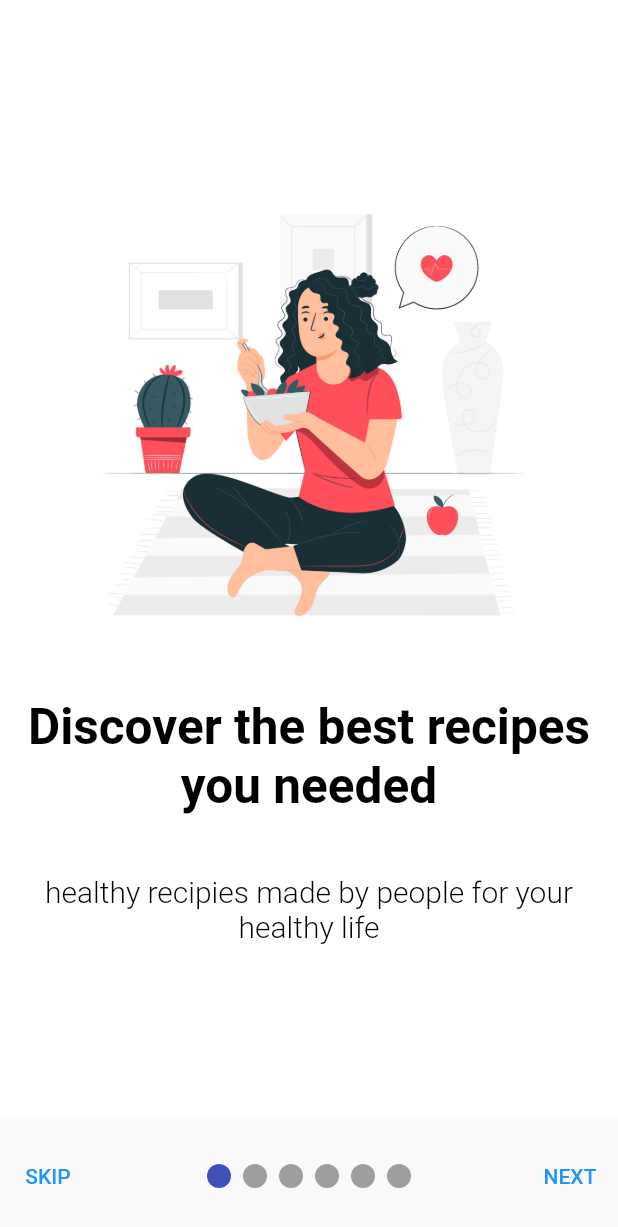
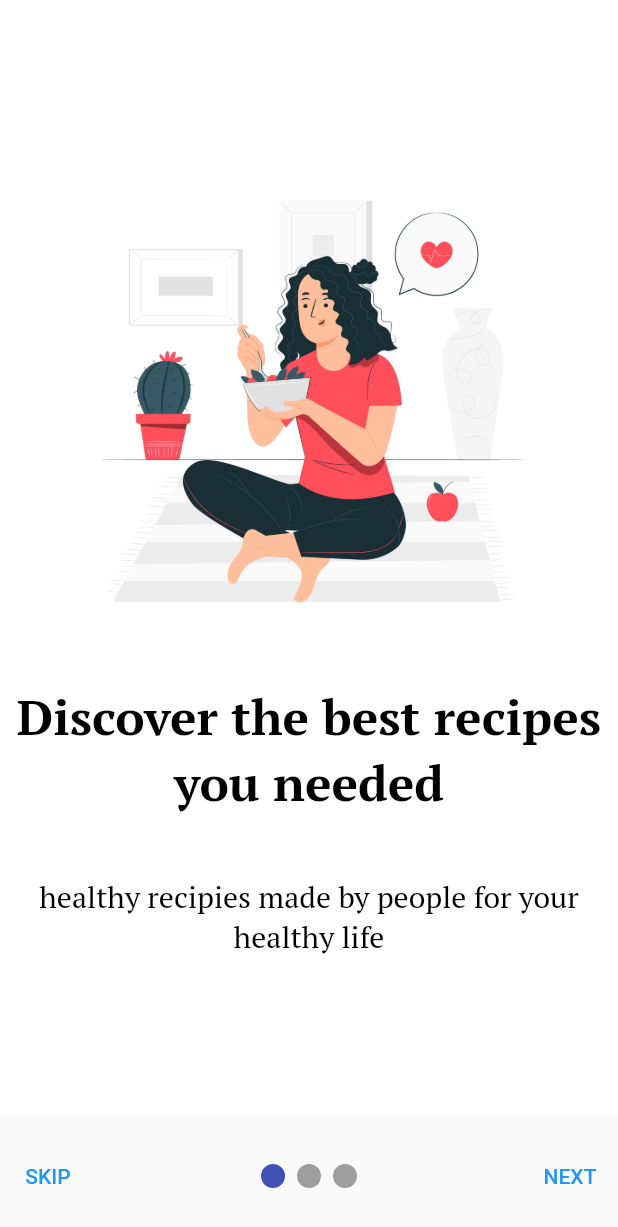
Before and after one commit to ayan-gorain/Cook-Fast, a Flutter app: the Onboardingpage screen opened by its route, on a phone screen of 412 x 824 dp. Shown: the top 1227 px of the screen. Run offline on Flutter 3.47's test engine with Material 2 defaults, Android fonts, the phone set to English and light mode, and no system bars; drawn by our look-alikes of smooth_page_indicator; our stand-ins replace cloud_firestore, firebase_auth, firebase_core, flutter_screenutil, get and 2 more; missing offline and left inert: dart:ffi; accounts and stored records are empty; statements that could not run were skipped.

Commit message:
model dart

```diff
--- a/lib/main.dart
+++ b/lib/main.dart
@@ -23,7 +23,7 @@ class Myapp extends StatelessWidget {
     return ScreenUtilInit(
       builder: (BuildContext context, Widget? child) => MaterialApp(
         routes: {
-          "/":(context)=>Onboardingpage(),
+          "/":(context)=>FirstPage(),
           MyRoutes.FirstPageRoute:(context)=>FirstPage(),
           MyRoutes.loginsignupRoute:(context)=>loginsignup(),
           MyRoutes.signupRoute:(context)=>signup(),
--- a/lib/pages/first page.dart
+++ b/lib/pages/first page.dart
@@ -1,11 +1,14 @@
 import 'package:cook_fast/utils/routes.dart';
 import 'package:flutter/material.dart';
 import 'package:flutter_screenutil/flutter_screenutil.dart';
+import 'package:cook_fast/Models/recipe_model.dart';
+
 class FirstPage extends StatelessWidget {
   const FirstPage({Key? key}) : super(key: key);
 
   @override
   Widget build(BuildContext context) {
+    initRetrivalRecipe();
     return Scaffold(
       backgroundColor: Colors.white,
       body: SingleChildScrollView(
--- a/lib/pages/onboarding.dart
+++ b/lib/pages/onboarding.dart
@@ -36,7 +36,7 @@ class _OnboardingpageState extends State<Onboardingpage> {
               style: TextStyle(
                 color: Colors.black,
                 fontSize: 33,
-                fontWeight: FontWeight.bold,
+                  fontWeight: FontWeight.w700,fontFamily: 'PTSerif'
               ),),
             const SizedBox(height: 40),
             Container(
@@ -45,7 +45,7 @@ class _OnboardingpageState extends State<Onboardingpage> {
                 style: const TextStyle(
                 color: Colors.black,
                 fontSize: 20,
-                fontWeight: FontWeight.w300,
+                    fontWeight: FontWeight.w300,fontFamily: 'PTSerif'
               ),
               ),
             )],
@@ -61,7 +61,7 @@ class _OnboardingpageState extends State<Onboardingpage> {
             child: PageView(
               controller: controller,
               onPageChanged: (index){
-                setState(() =>isLastPage=index==3);
+                setState(() =>isLastPage=index==2);
               },
               children: [
 
@@ -74,17 +74,18 @@ class _OnboardingpageState extends State<Onboardingpage> {
                 ),buildPage(
                     color: Colors.white60,
                     title: "Recipy Finder",
-                    urlImage: 'assets/images/ttt.jpg',
+                    urlImage: 'assets/images/33.jpg',
 
-                    subtitle: ""
+                    subtitle: "You can find recipy if you are confused to cook any"
                 ),
                 buildPage(
                     color: Colors.white,
                     title: "",
-                    urlImage: 'assets/images/r3.webp',
+                    urlImage:'assets/images/45.jpg',
 
                     subtitle: ""
                 ),
+
 
 
               ],
@@ -95,11 +96,11 @@ class _OnboardingpageState extends State<Onboardingpage> {
             ? TextButton(
             style: TextButton.styleFrom(
                 shape: RoundedRectangleBorder(
-                  borderRadius: BorderRadius.circular(5),
+                  borderRadius: BorderRadius.circular(3),
 
                 ),
                 primary:Colors.white,
-                backgroundColor: Colors.tealAccent,
+                backgroundColor: Colors.green,
                 minimumSize: const Size.fromHeight(80)
             ),
             onPressed: () async{}, child: const Text("Get Started",
@@ -111,11 +112,11 @@ class _OnboardingpageState extends State<Onboardingpage> {
               children: [
                 TextButton(
 
-                    onPressed: ()=>controller.jumpToPage(5),
+                    onPressed: ()=>controller.jumpToPage(2),
                     child: const Text("SKIP")),
                 SmoothPageIndicator(
                   controller: controller,
-                  count:6,
+                  count:3,
                   axisDirection: Axis.horizontal,
                   effect: JumpingDotEffect(
                     dotHeight: 16,
--- a/pubspec.yaml
+++ b/pubspec.yaml
@@ -45,7 +45,8 @@ dependencies:
 
   firebase_core: ^2.4.0
   firebase_auth: ^4.2.0
-
+  cloud_firestore: ^4.2.0
+#  collection: ^1.17.0
 
 dev_dependencies:
   flutter_test:
```
Also changed, not shown: lib/Models/recipe_model.dart (added, +67 -0 lines), assets/images/33.jpg (added), assets/images/45.jpg (added), pubspec.lock, 1 other file.
